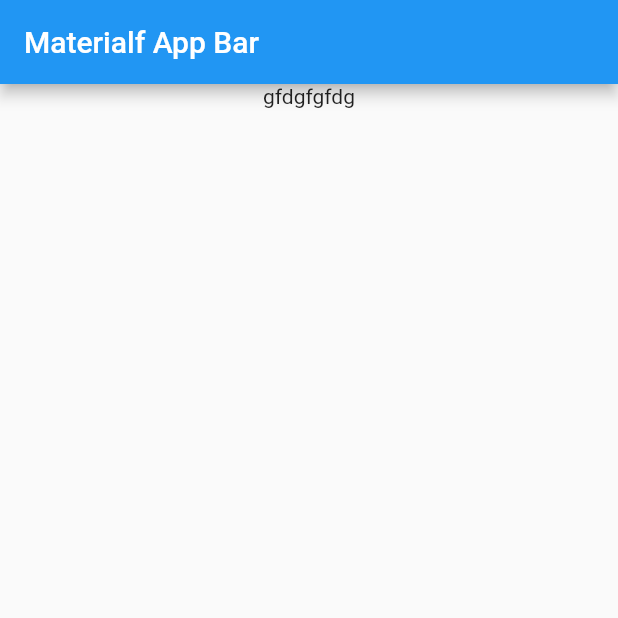
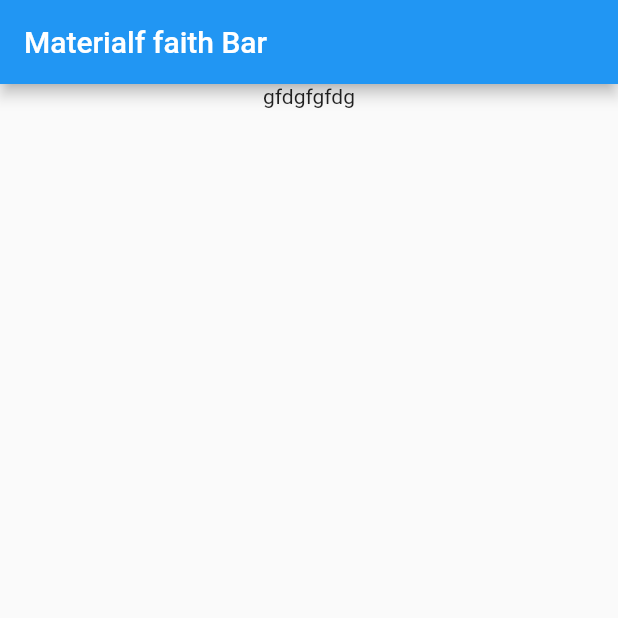
Before and after one commit to fatihemree/myflutter, a Flutter app: the screen it shows after launch, on a phone screen of 412 x 824 dp, the top half of it. Run offline on Flutter 3.47's test engine with Material 2 defaults, Android fonts, the phone set to English and light mode, and no system bars.

Commit message:
material fatih

```diff
--- a/lib/main.dart
+++ b/lib/main.dart
@@ -9,7 +9,7 @@ class MyApp extends StatelessWidget {
       title: 'Material App',
       home: Scaffold(
         appBar: AppBar(
-          title: Text('Materialf App Bar'),
+          title: Text('Materialf faith Bar'),
         ),
         body: Center(
           child: Column(
```
